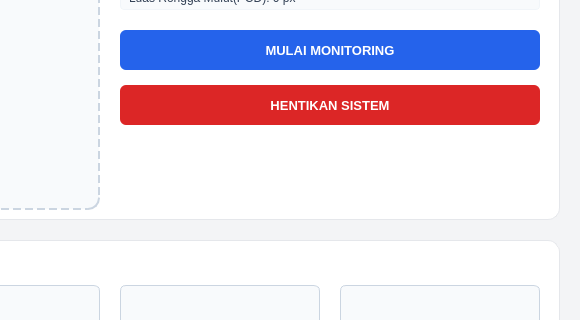
Old version of the form dashboard.ui in the repository RAMAPUTRA11/pcd_done; both pictures show x 580 to 1160 and y 240 to 560 of the 1160 by 850 pixel window.
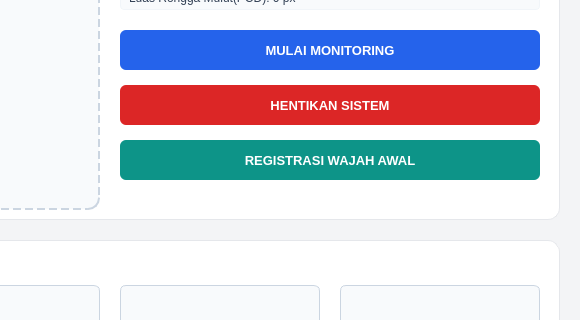
New version of the form.

Patch:
```diff
--- a/dashboard.ui
+++ b/dashboard.ui
@@ -188,6 +188,24 @@
       <string>background-color: #dc2626; color: white; font-weight: bold; font-size: 13px; border-radius: 6px; border: none;</string>
      </property>
     </widget>
+
+    <widget class="QPushButton" name="btnRegistrasi">
+     <property name="geometry">
+      <rect>
+       <x>680</x>
+       <y>360</y>
+       <width>420</width>
+       <height>40</height>
+      </rect>
+     </property>
+     <property name="text">
+      <string>REGISTRASI WAJAH AWAL</string>
+     </property>
+     <property name="styleSheet">
+      <string>background-color: #0d9488; color: white; font-weight: bold; font-size: 13px; border-radius: 6px; border: none;</string>
+     </property>
+    </widget>
+
    </widget>
 
    <widget class="QFrame" name="pcdFrame">
```
Left out of the diff: 2 changed lines with no effect on the pictures.
